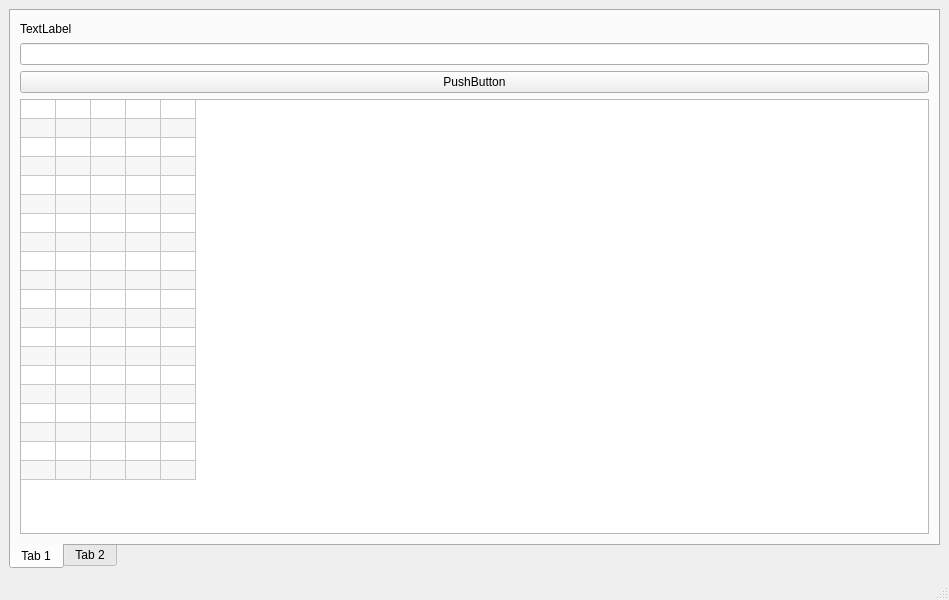
Qt form TMW.ui (clamgee/python-code) before a commit.
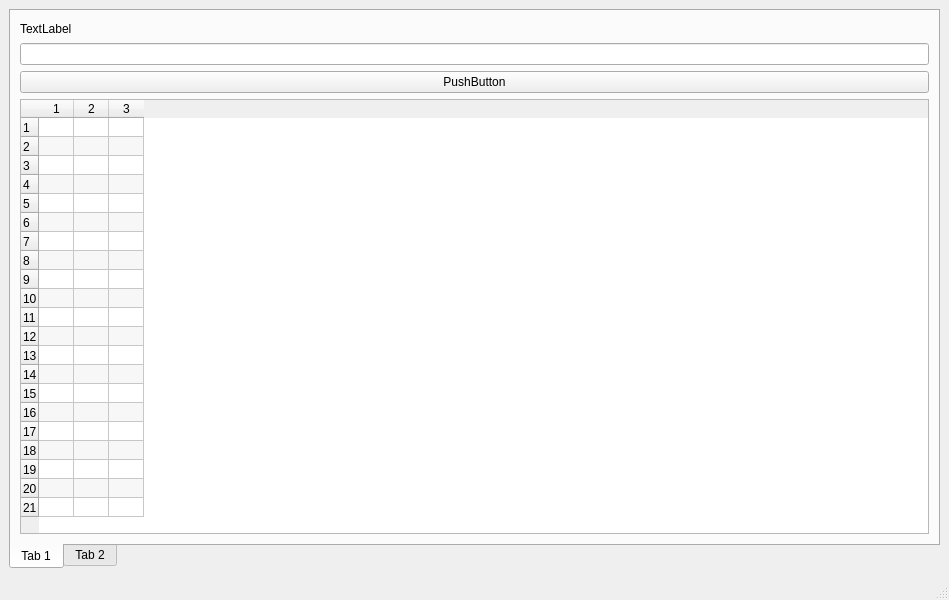
The same form after that commit.

Patch:
```diff
--- a/TMW.ui
+++ b/TMW.ui
@@ -30,6 +30,9 @@
        <layout class="QGridLayout" name="gridLayout">
         <item row="0" column="0">
          <layout class="QHBoxLayout" name="horizontalLayout_2" stretch="4,1">
+          <property name="sizeConstraint">
+           <enum>QLayout::SetDefaultConstraint</enum>
+          </property>
           <item>
            <layout class="QGridLayout" name="gridLayout_3"/>
           </item>
@@ -64,19 +67,31 @@
                <enum>Qt::SolidLine</enum>
               </property>
               <property name="rowCount">
-               <number>20</number>
+               <number>21</number>
               </property>
               <property name="columnCount">
-               <number>5</number>
+               <number>3</number>
               </property>
               <attribute name="horizontalHeaderVisible">
-               <bool>false</bool>
+               <bool>true</bool>
+              </attribute>
+              <attribute name="horizontalHeaderCascadingSectionResizes">
+               <bool>true</bool>
               </attribute>
               <attribute name="horizontalHeaderDefaultSectionSize">
                <number>35</number>
               </attribute>
+              <attribute name="horizontalHeaderHighlightSections">
+               <bool>false</bool>
+              </attribute>
+              <attribute name="horizontalHeaderStretchLastSection">
+               <bool>false</bool>
+              </attribute>
               <attribute name="verticalHeaderVisible">
-               <bool>false</bool>
+               <bool>true</bool>
+              </attribute>
+              <attribute name="verticalHeaderCascadingSectionResizes">
+               <bool>true</bool>
               </attribute>
               <attribute name="verticalHeaderDefaultSectionSize">
                <number>19</number>
@@ -84,6 +99,9 @@
               <attribute name="verticalHeaderMinimumSectionSize">
                <number>5</number>
               </attribute>
+              <attribute name="verticalHeaderStretchLastSection">
+               <bool>false</bool>
+              </attribute>
               <row/>
               <row/>
               <row/>
@@ -104,8 +122,7 @@
               <row/>
               <row/>
               <row/>
-              <column/>
-              <column/>
+              <row/>
               <column/>
               <column/>
               <column/>
```
Left out of the diff: 9 changed lines with no effect on the pictures.
